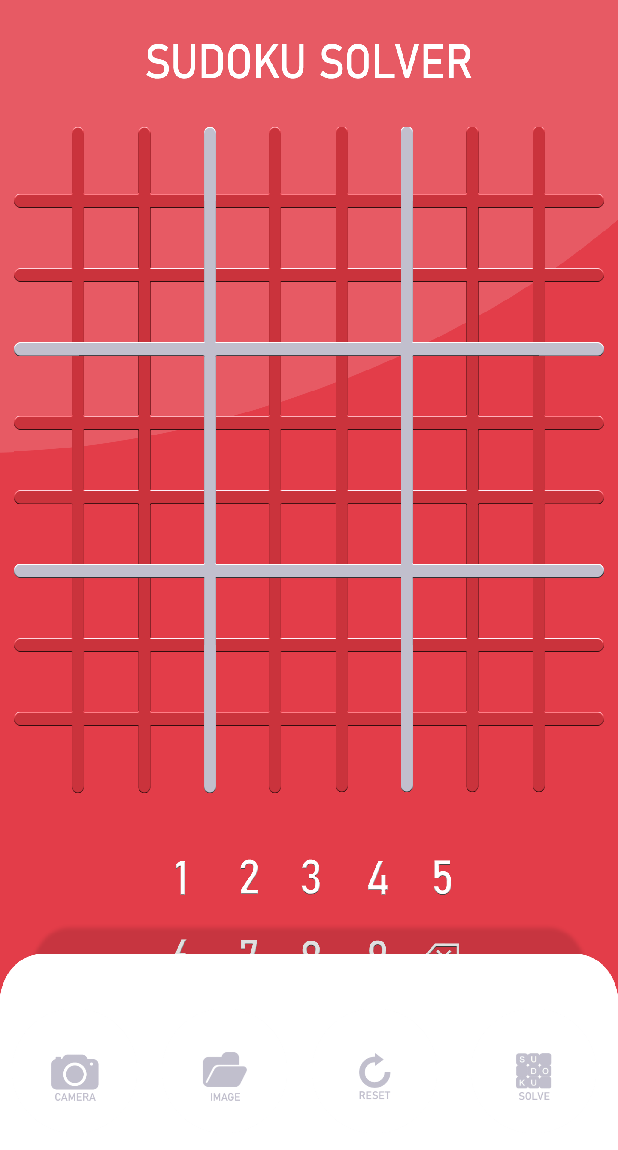
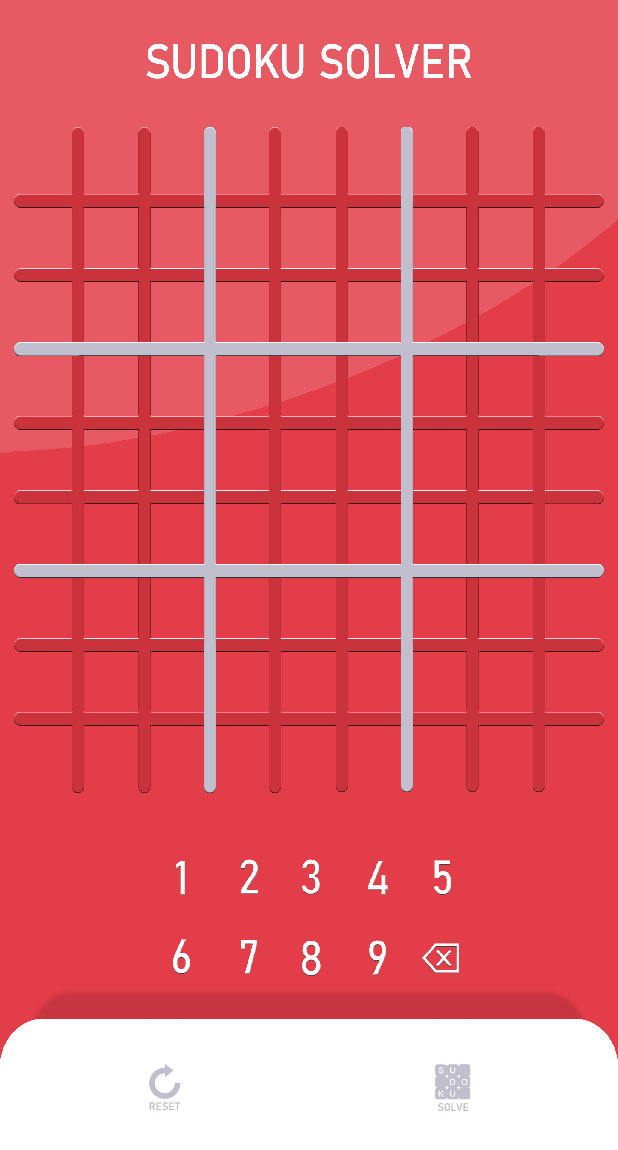
Before and after one commit to jersha/SUDOKU-Solver, an Android app: the screen it shows after launch (MainActivity), on a phone screen of 412 x 824 dp. Shown: the top 1150 px of the screen. Run offline under Robolectric (Android 15) with nearby library versions, the light colour scheme and no system bars; 1 statement that could not run was skipped.

Commit message:
bug fix - image_select63

```diff
--- a/app/build.gradle
+++ b/app/build.gradle
@@ -8,8 +8,8 @@ android {
         applicationId "com.teamscorpion.sudokusolver2"
         minSdkVersion 25
         targetSdkVersion 29
-        versionCode 1
-        versionName "1.0"
+        versionCode 3
+        versionName "1.2"
 
         testInstrumentationRunner "androidx.test.runner.AndroidJUnitRunner"
         externalNativeBuild {
--- a/app/src/main/java/com/teamscorpion/sudokusolver2/MainActivity.java
+++ b/app/src/main/java/com/teamscorpion/sudokusolver2/MainActivity.java
@@ -681,8 +681,8 @@ public class MainActivity extends AppCompatActivity {
 
         btnSOLVE = findViewById(R.id.btnSolve);
         btnRESET = findViewById(R.id.btnReset);
-        btnBROWSE = findViewById(R.id.btnFile);
-        btnCAMERA = findViewById(R.id.btnCam);
+//        btnBROWSE = findViewById(R.id.btnFile);
+//        btnCAMERA = findViewById(R.id.btnCam);
 
         imageView_num[0].setOnClickListener(new View.OnClickListener() {
             @Override
--- a/app/src/main/res/layout/activity_main.xml
+++ b/app/src/main/res/layout/activity_main.xml
@@ -9,42 +9,43 @@
     android:backgroundTintMode="add"
     tools:context=".MainActivity">
 
-    <Button
-        android:id="@+id/btnCam"
-        android:layout_width="100dp"
-        android:layout_height="100dp"
-        android:layout_marginBottom="60dp"
-        android:background="@drawable/ripple_effect"
-        app:layout_constraintBottom_toBottomOf="parent"
-        app:layout_constraintStart_toStartOf="parent" />
-
-    <Button
-        android:id="@+id/btnFile"
-        android:layout_width="100dp"
-        android:layout_height="100dp"
-        android:layout_marginBottom="60dp"
-        android:background="@drawable/ripple_effect2"
-        app:layout_constraintBottom_toBottomOf="parent"
-        app:layout_constraintStart_toEndOf="@+id/btnCam" />
+<!--    <Button-->
+<!--        android:id="@+id/btnCam"-->
+<!--        android:layout_width="100dp"-->
+<!--        android:layout_height="100dp"-->
+<!--        android:layout_marginBottom="60dp"-->
+<!--        android:background="@drawable/ripple_effect"-->
+<!--        app:layout_constraintBottom_toBottomOf="parent"-->
+<!--        app:layout_constraintStart_toStartOf="parent" />-->
+
+<!--    <Button-->
+<!--        android:id="@+id/btnFile"-->
+<!--        android:layout_width="100dp"-->
+<!--        android:layout_height="100dp"-->
+<!--        android:layout_marginBottom="60dp"-->
+<!--        android:background="@drawable/ripple_effect2"-->
+<!--        app:layout_constraintBottom_toBottomOf="parent"-->
+<!--        app:layout_constraintStart_toEndOf="@+id/btnCam" />-->
 
     <Button
         android:id="@+id/btnReset"
         android:layout_width="100dp"
         android:layout_height="100dp"
-        android:layout_marginBottom="60dp"
+        android:layout_marginStart="60dp"
+        android:layout_marginTop="12dp"
         android:background="@drawable/ripple_effect3"
-        app:layout_constraintBottom_toBottomOf="parent"
-        app:layout_constraintStart_toEndOf="@+id/btnFile" />
+        app:layout_constraintStart_toStartOf="@id/optionsbar"
+        app:layout_constraintTop_toTopOf="@id/optionsbar" />
 
     <Button
         android:id="@+id/btnSolve"
         android:layout_width="100dp"
         android:layout_height="100dp"
-        android:layout_marginBottom="60dp"
+        android:layout_marginTop="12dp"
+        android:layout_marginEnd="60dp"
         android:background="@drawable/ripple_effect_solve"
-        app:layout_constraintBottom_toBottomOf="parent"
-        app:layout_constraintEnd_toEndOf="parent"
-        app:layout_constraintStart_toEndOf="@+id/btnReset" />
+        app:layout_constraintEnd_toEndOf="@id/optionsbar"
+        app:layout_constraintTop_toTopOf="@id/optionsbar" />
 
     <ImageView
         android:id="@+id/imageViewtop"
```
Also changed, not shown: app/src/main/res/drawable-nodpi/options.png, app/src/main/res/drawable-nodpi/sixtythree.png, 3 other files.
